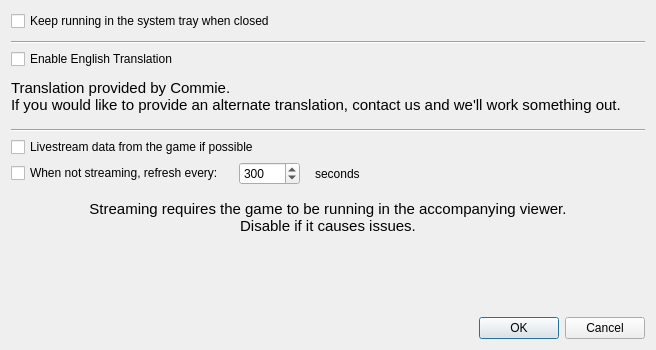
First picture: the form in KCSettingsDialog.ui, repository KanColleTool/kct-tool, before the edit.
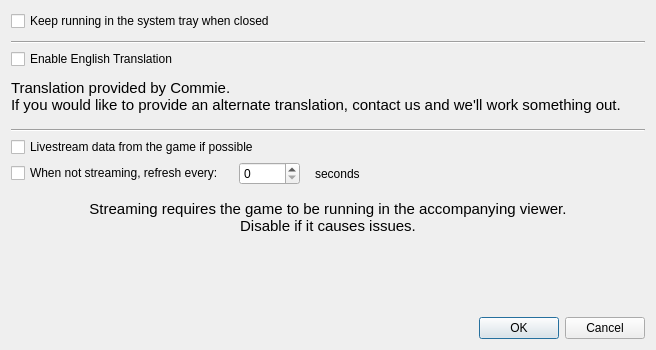
Second picture: the form after the edit.

Commit message: remove default value for QSpinBox

What changed in the file:
```diff
--- a/KCSettingsDialog.ui
+++ b/KCSettingsDialog.ui
@@ -163,9 +163,6 @@
        <property name="maximum">
         <number>86400</number>
        </property>
-       <property name="value">
-        <number>300</number>
-       </property>
       </widget>
      </item>
      <item>
```
